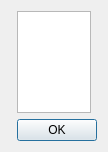
This is src/ckb/kbprofiledialog.ui in sterpe/ckb-next as Qt 5 draws it before an edit. The edited form follows.
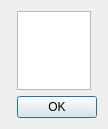
This is the edited form. Custom widgets are drawn as their Qt base class.

```diff
--- a/src/ckb/kbprofiledialog.ui
+++ b/src/ckb/kbprofiledialog.ui
@@ -7,7 +7,7 @@
     <x>0</x>
     <y>0</y>
     <width>108</width>
-    <height>152</height>
+    <height>129</height>
    </rect>
   </property>
   <property name="focusPolicy">
```
